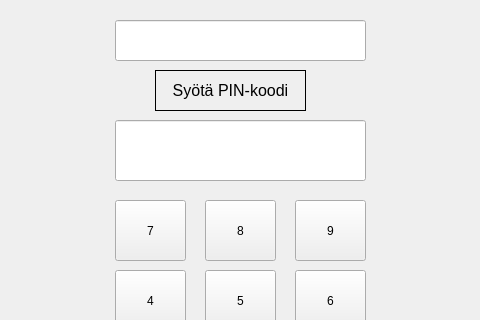
Before: the Qt Designer form bankautomat/consolepassword.ui in tvt21kmo-bank-project/group_5, drawn with Qt 5; both pictures show x 165 to 645 and y 0 to 320 of the 814 by 515 pixel window.
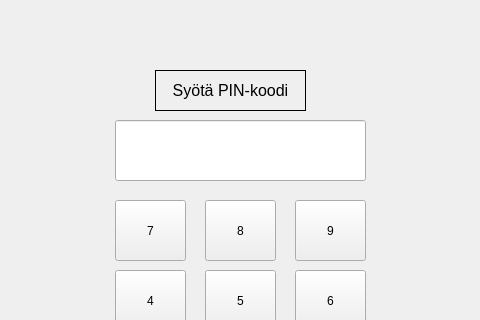
After: the same form once the commit is applied.

Commit message: Poistettu turha ikkuna password.ui:sta.

The edit to the form file:
```diff
--- a/bankautomat/consolepassword.ui
+++ b/bankautomat/consolepassword.ui
@@ -216,16 +216,6 @@
     <string>4</string>
    </property>
   </widget>
-  <widget class="QLineEdit" name="lineEditVaaraPIN">
-   <property name="geometry">
-    <rect>
-     <x>280</x>
-     <y>20</y>
-     <width>251</width>
-     <height>41</height>
-    </rect>
-   </property>
-  </widget>
  </widget>
  <resources/>
  <connections/>
```
The commit also changes 1 other file.
